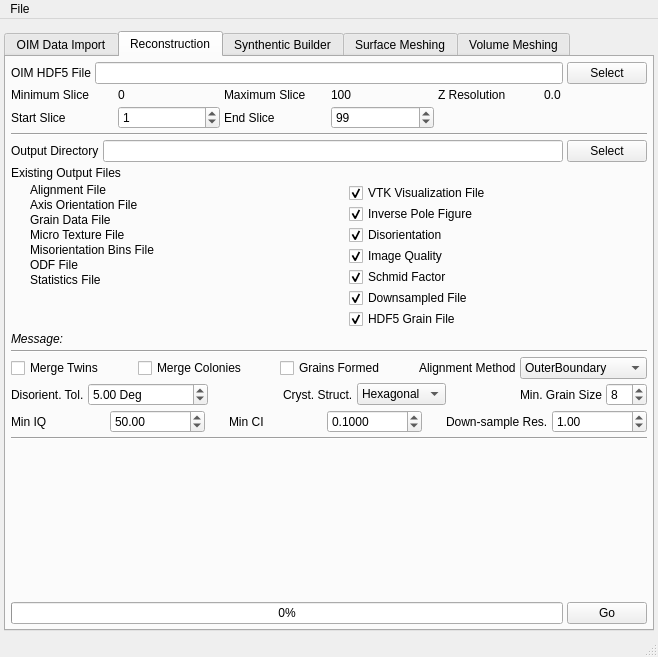
Before: the Qt Designer form Source/AIM/GUI/UI_Files/RepresentationUI.ui in BlueQuartzSoftware/DREAM3D, drawn with Qt 5.
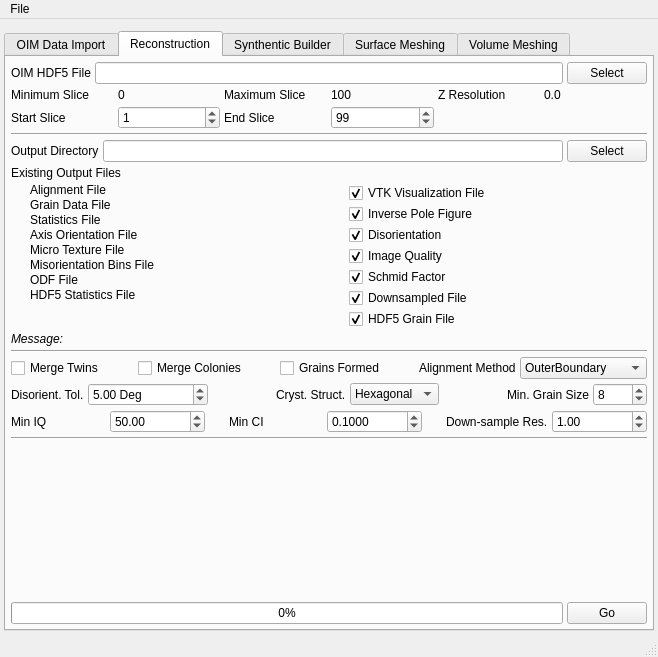
After: the same form once the commit is applied. The open tabs and pages were chosen to show the change. Icons and pictures are not drawn.

Commit message: Tweaking the UI. Fixing compile errors when using HDF5. Fixing UI setup errors

Patch:
```diff
--- a/Source/AIM/GUI/UI_Files/RepresentationUI.ui
+++ b/Source/AIM/GUI/UI_Files/RepresentationUI.ui
@@ -417,7 +417,7 @@
             <property name="verticalSpacing">
              <number>1</number>
             </property>
-            <item row="5" column="0">
+            <item row="7" column="0">
              <widget class="QLabel" name="rec_MisorientationBinsFileIcon">
               <property name="text">
                <string/>
@@ -427,30 +427,13 @@
               </property>
              </widget>
             </item>
-            <item row="5" column="1">
+            <item row="7" column="1">
              <widget class="QLabel" name="rec_MisorientationBinsFile">
               <property name="text">
                <string>Misorientation Bins File</string>
               </property>
              </widget>
             </item>
-            <item row="7" column="0">
-             <widget class="QLabel" name="rec_StatsFileIcon">
-              <property name="text">
-               <string/>
-              </property>
-              <property name="pixmap">
-               <pixmap resource="../../../../Resources/icons/images/Icons.qrc">:/Delete-16x16.png</pixmap>
-              </property>
-             </widget>
-            </item>
-            <item row="7" column="1">
-             <widget class="QLabel" name="rec_StatsFile">
-              <property name="text">
-               <string>Statistics File</string>
-              </property>
-             </widget>
-            </item>
             <item row="1" column="1">
              <widget class="QLabel" name="rec_AlignmentFile">
               <property name="text">
@@ -468,14 +451,14 @@
               </property>
              </widget>
             </item>
-            <item row="2" column="1">
+            <item row="4" column="1">
              <widget class="QLabel" name="rec_AxisOrientationsFile">
               <property name="text">
                <string>Axis Orientation File</string>
               </property>
              </widget>
             </item>
-            <item row="2" column="0">
+            <item row="4" column="0">
              <widget class="QLabel" name="rec_AxisOrientationsFileIcon">
               <property name="text">
                <string/>
@@ -485,31 +468,14 @@
               </property>
              </widget>
             </item>
-            <item row="3" column="1">
-             <widget class="QLabel" name="rec_GrainDataFile">
-              <property name="text">
-               <string>Grain Data File</string>
-              </property>
-             </widget>
-            </item>
-            <item row="3" column="0">
-             <widget class="QLabel" name="rec_GrainDataFileIcon">
-              <property name="text">
-               <string/>
-              </property>
-              <property name="pixmap">
-               <pixmap resource="../../../../Resources/icons/images/Icons.qrc">:/Delete-16x16.png</pixmap>
-              </property>
-             </widget>
-            </item>
-            <item row="4" column="1">
+            <item row="6" column="1">
              <widget class="QLabel" name="rec_MicroTextureFile">
               <property name="text">
                <string>Micro Texture File</string>
               </property>
              </widget>
             </item>
-            <item row="4" column="0">
+            <item row="6" column="0">
              <widget class="QLabel" name="rec_MicroTextureFileIcon">
               <property name="text">
                <string/>
@@ -519,14 +485,14 @@
               </property>
              </widget>
             </item>
-            <item row="6" column="1">
+            <item row="8" column="1">
              <widget class="QLabel" name="rec_ODFFile">
               <property name="text">
                <string>ODF File</string>
               </property>
              </widget>
             </item>
-            <item row="6" column="0">
+            <item row="8" column="0">
              <widget class="QLabel" name="rec_ODFFileIcon">
               <property name="text">
                <string/>
@@ -536,6 +502,57 @@
               </property>
              </widget>
             </item>
+            <item row="2" column="1">
+             <widget class="QLabel" name="rec_GrainDataFile">
+              <property name="text">
+               <string>Grain Data File</string>
+              </property>
+             </widget>
+            </item>
+            <item row="2" column="0">
+             <widget class="QLabel" name="rec_GrainDataFileIcon">
+              <property name="text">
+               <string/>
+              </property>
+              <property name="pixmap">
+               <pixmap resource="../../../../Resources/icons/images/Icons.qrc">:/Delete-16x16.png</pixmap>
+              </property>
+             </widget>
+            </item>
+            <item row="3" column="1">
+             <widget class="QLabel" name="rec_StatsFile">
+              <property name="text">
+               <string>Statistics File</string>
+              </property>
+             </widget>
+            </item>
+            <item row="3" column="0">
+             <widget class="QLabel" name="rec_StatsFileIcon">
+              <property name="text">
+               <string/>
+              </property>
+              <property name="pixmap">
+               <pixmap resource="../../../../Resources/icons/images/Icons.qrc">:/Delete-16x16.png</pixmap>
+              </property>
+             </widget>
+            </item>
+            <item row="9" column="1">
+             <widget class="QLabel" name="rec_H5StatisticsFile">
+              <property name="text">
+               <string>HDF5 Statistics File</string>
+              </property>
+             </widget>
+            </item>
+            <item row="9" column="0">
+             <widget class="QLabel" name="rec_H5StatisticsFileIcon">
+              <property name="text">
+               <string/>
+              </property>
+              <property name="pixmap">
+               <pixmap resource="../../../../Resources/icons/images/Icons.qrc">:/Delete-16x16.png</pixmap>
+              </property>
+             </widget>
+            </item>
            </layout>
           </item>
           <item row="1" column="1">
@@ -908,7 +925,7 @@
              <number>1</number>
             </property>
             <property name="maximum">
-             <number>64</number>
+             <number>1000</number>
             </property>
             <property name="value">
              <number>8</number>
```
Left out of the diff: 8 changed lines with no effect on the pictures. The commit also changes 2 other files.
